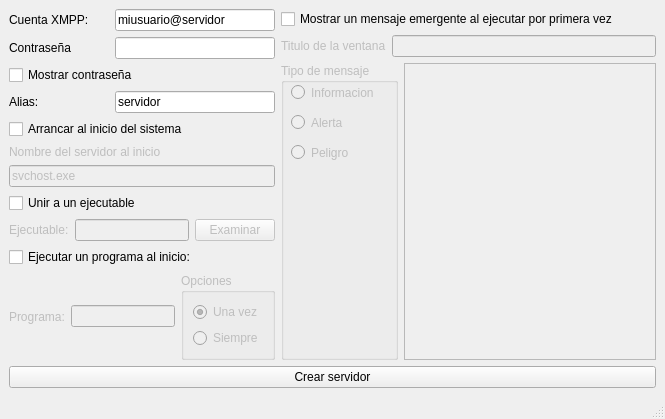
Above: src/cliente/Forms/ventanaopciones.ui from svn2github/demonio before the change. Below: the same form after it.
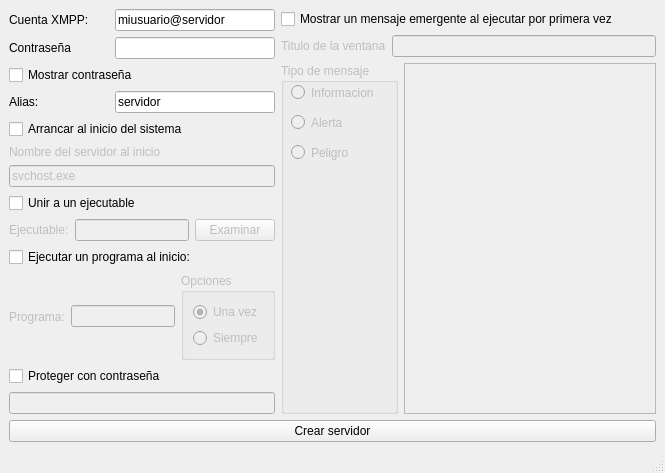
That is the form after the change.

Commit message: Proteccion basica mediante contraseña

```diff
--- a/src/cliente/Forms/ventanaopciones.ui
+++ b/src/cliente/Forms/ventanaopciones.ui
@@ -250,6 +250,20 @@
             </item>
            </layout>
           </item>
+          <item>
+           <widget class="QCheckBox" name="checkProteger">
+            <property name="text">
+             <string>Proteger con contraseña</string>
+            </property>
+           </widget>
+          </item>
+          <item>
+           <widget class="QLineEdit" name="textoProteger">
+            <property name="enabled">
+             <bool>false</bool>
+            </property>
+           </widget>
+          </item>
          </layout>
         </item>
        </layout>
```
The commit also changes 3 other files.
